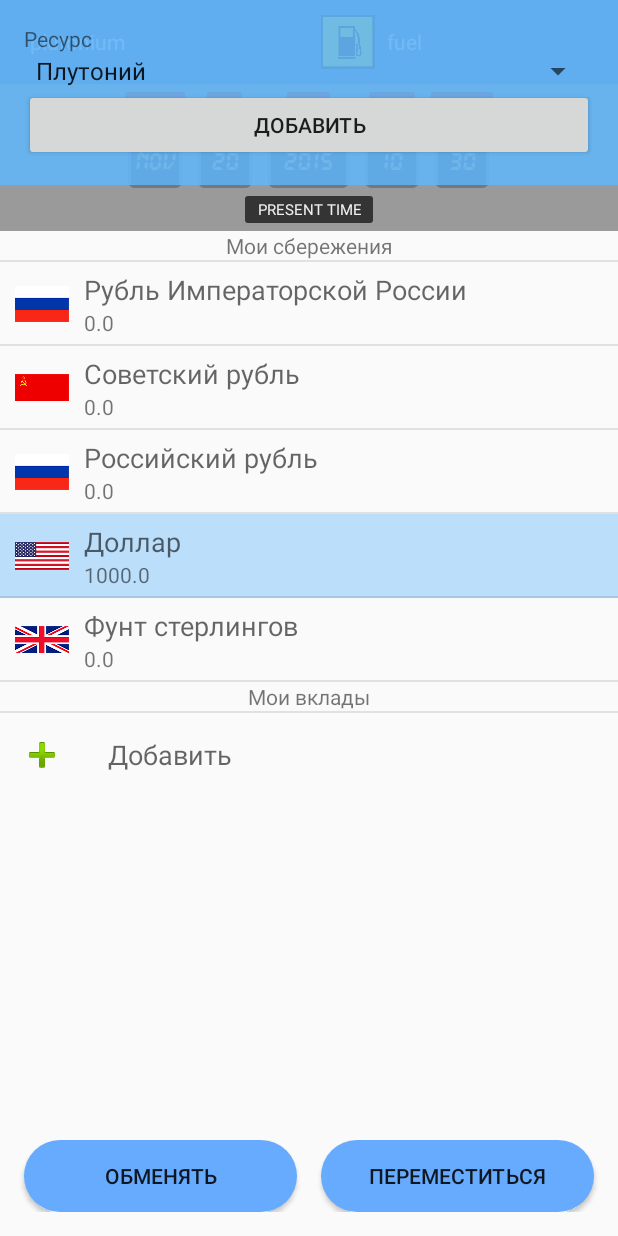
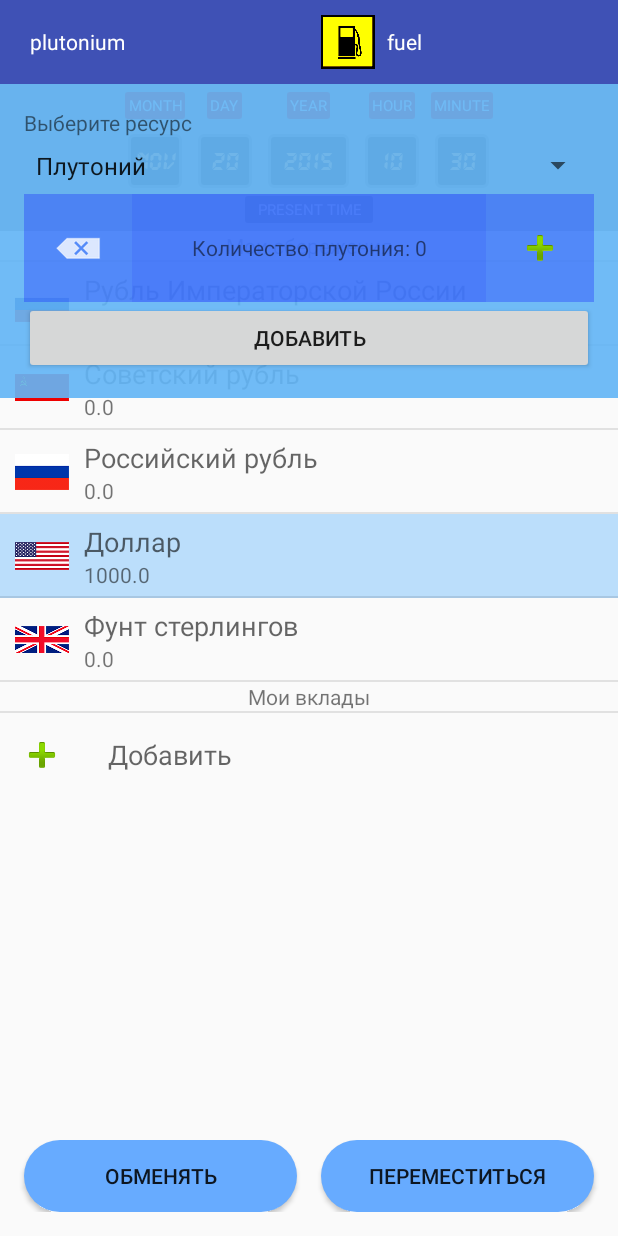
Before and after one commit to BttfCurrencyExchangeTeam/BttfCurrencyExchange, an Android app: the MainActivity screen opened directly, with no data from a screen before it, after a tap on "plutonium", on a phone screen of 412 x 824 dp. Run offline under Robolectric (Android 15) with nearby library versions, the phone set to English and light mode, and no system bars.

Commit message:
Сравнение годов по миллисекундам во вкладах; рабочий интерфейс добавления ресурсов; форматирование даты создания вклада

```diff
--- a/app/src/main/java/com/tixon/backtothefutureexchange/Bank.java
+++ b/app/src/main/java/com/tixon/backtothefutureexchange/Bank.java
@@ -296,6 +296,12 @@ public class Bank implements OnCurrencyChangedListener {
         return resultList;
     }
 
+    public void clearDeposits() {
+        if(this.deposits != null) {
+            this.deposits.clear();
+        }
+    }
+
     @Override
     public void onCurrencyChanged(int currency) {
         setCurrency(currency);
--- a/app/src/main/java/com/tixon/backtothefutureexchange/Constants.java
+++ b/app/src/main/java/com/tixon/backtothefutureexchange/Constants.java
@@ -32,4 +32,6 @@ public class Constants {
     public static final long DEC_1922_22 = -1484092800000L;
     public static final long JAN_1998_1 = 883612800000L;
     public static final long DEC_2045_31 = 2398291200000L;
+
+    public static final long ONE_YEAR = 60 * 60 * 24 * 365;
 }
--- a/app/src/main/java/com/tixon/backtothefutureexchange/DepositRecyclerAdapter.java
+++ b/app/src/main/java/com/tixon/backtothefutureexchange/DepositRecyclerAdapter.java
@@ -11,8 +11,10 @@ import android.widget.LinearLayout;
 import android.widget.RelativeLayout;
 import android.widget.TextView;
 
+import java.text.SimpleDateFormat;
 import java.util.ArrayList;
 import java.util.Calendar;
+import java.util.Date;
 
 public class DepositRecyclerAdapter extends RecyclerView.Adapter<DepositRecyclerAdapter.DepositViewHolder> {
 
@@ -73,6 +75,9 @@ public class DepositRecyclerAdapter extends RecyclerView.Adapter<DepositRecycler
             double initValue = deposits.get(position).getInitValue();
             final double currentValue = deposits.get(position).getValue(currentTime);
             double income = currentValue - initValue;
+            Date initDate = new Date(deposits.get(position).getInitTime());
+            String dateFormatString = "dd.MM.yyyy 'в' hh:mm";
+            SimpleDateFormat dateFormat = new SimpleDateFormat(dateFormatString);
 
             final Calendar currentCalendar  = Calendar.getInstance();
             currentCalendar.setTimeInMillis(currentTime);
@@ -80,6 +85,7 @@ public class DepositRecyclerAdapter extends RecyclerView.Adapter<DepositRecycler
             holder.tvName.setText(name + " (" + interest + "%)");
             holder.tvInitValue.setText(holder.context.getResources()
                     .getString(R.string.deposit_item_initial_value) + " " + String.valueOf(initValue));
+            holder.tvInitTime.setText(holder.context.getResources().getString(R.string.deposit_item_initial_time) + " " + dateFormat.format(initDate));
             holder.tvCurrentValue.setText(holder.context.getResources()
                     .getString(R.string.deposit_item_current_value) + " " + String.valueOf(currentValue));
             holder.tvIncome.setText(holder.context.getResources()
--- a/app/src/main/java/com/tixon/backtothefutureexchange/FragmentResources.java
+++ b/app/src/main/java/com/tixon/backtothefutureexchange/FragmentResources.java
@@ -9,16 +9,22 @@ import android.view.ViewGroup;
 import android.widget.AdapterView;
 import android.widget.ArrayAdapter;
 import android.widget.Button;
+import android.widget.ImageView;
 import android.widget.Spinner;
+import android.widget.TextView;
 
-public class FragmentResources extends Fragment {
+public class FragmentResources extends Fragment implements View.OnClickListener {
 
     Spinner selector;
     ArrayAdapter<?> selectorAdapter;
     Button buttonAdd;
+    ImageView ivLess, ivMore;
+    TextView tv;
 
     Delorean delorean;
     Purse purse;
+
+    private int plutoniumNumber = 0, fuelNumber = 0;
 
     private int selectedResourcePosition;
 
@@ -38,6 +44,9 @@ public class FragmentResources extends Fragment {
         View v = inflater.inflate(R.layout.fragment_add_resources, container, false);
         buttonAdd = (Button) v.findViewById(R.id.resources_fragment_button_add);
         selector = (Spinner) v.findViewById(R.id.resources_fragment_spinner);
+        ivLess = (ImageView) v.findViewById(R.id.iv_resources_less);
+        ivMore = (ImageView) v.findViewById(R.id.iv_resources_more);
+        tv = (TextView) v.findViewById(R.id.tv_resources);
         //create spinner adapter
         selectorAdapter = ArrayAdapter.createFromResource(container.getContext(), R.array.resources_names, android.R.layout.simple_spinner_item);
         selectorAdapter.setDropDownViewResource(android.R.layout.simple_spinner_dropdown_item);
@@ -50,6 +59,14 @@ public class FragmentResources extends Fragment {
             @Override
             public void onItemSelected(AdapterView<?> parent, View view, int position, long id) {
                 selectedResourcePosition = position;
+                switch (position) {
+                    case 0:
+                        tv.setText("Количество плутония: " + plutoniumNumber);
+                        break;
+                    case 1:
+                        tv.setText("Количество топлива: " + fuelNumber);
+                        break;
+                }
             }
 
             @Override
@@ -57,10 +74,18 @@ public class FragmentResources extends Fragment {
 
             }
         });
-        //button on click listener
-        buttonAdd.setOnClickListener(new View.OnClickListener() {
-            @Override
-            public void onClick(View v) {
+
+        ivLess.setOnClickListener(this);
+        ivMore.setOnClickListener(this);
+        buttonAdd.setOnClickListener(this);
+        return v;
+    }
+
+    @Override
+    public void onClick(View v) {
+        switch (v.getId()) {
+            case R.id.resources_fragment_button_add:
+
                 switch (selectedResourcePosition) {
                     case 0:
                         break;
@@ -68,8 +93,34 @@ public class FragmentResources extends Fragment {
                         break;
                     default: break;
                 }
-            }
-        });
-        return v;
+
+                break;
+            case R.id.iv_resources_less:
+                switch (selectedResourcePosition) {
+                    case 0:
+                        plutoniumNumber--;
+                        tv.setText("Количество плутония: " + plutoniumNumber);
+                        break;
+                    case 1:
+                        fuelNumber--;
+                        tv.setText("Количество топлива: " + fuelNumber);
+                        break;
+                    default: break;
+                }
+                break;
+            case R.id.iv_resources_more:
+                switch (selectedResourcePosition) {
+                    case 0:
+                        plutoniumNumber++;
+                        tv.setText("Количество плутония: " + plutoniumNumber);
+                        break;
+                    case 1:
+                        fuelNumber++;
+                        tv.setText("Количество топлива: " + fuelNumber);
+                        break;
+                    default: break;
+                }
+                break;
+        }
     }
 }
--- a/app/src/main/java/com/tixon/backtothefutureexchange/MainActivity.java
+++ b/app/src/main/java/com/tixon/backtothefutureexchange/MainActivity.java
@@ -36,8 +36,8 @@ public class MainActivity extends AppCompatActivity implements
     RelativeLayout purseHeader;
     LinearLayout mainToolbar;
     ControlPanelItem mainPresentTimePanel; //панель времени, показывает, когда мы в данный момент
+    RecyclerView purseRecyclerView, depositsRecyclerView;
 
-    RecyclerView purseRecyclerView, depositsRecyclerView;
     LinearLayoutManager purseLayoutManager, depositsLayoutManager;
     PurseItemsRecyclerAdapter purseAdapter;
     DepositRecyclerAdapter depositsAdapter;
@@ -93,12 +93,13 @@ public class MainActivity extends AppCompatActivity implements
 
         initViews();
 
-        //                 установка и настройка адаптеров
+        // установка и настройка адаптеров
 
         purseAdapter = new PurseItemsRecyclerAdapter(this, purse.getPurse(), presentTime);
         //добавление слушателей об изменении валюты в MainActivity -> purseAdapter
         purseAdapter.addOnCurrencyChangedListener(bank);
         purseAdapter.addOnCurrencyChangedListener(fragmentChange);
+
         purseAdapter.selectCurrency(bank.getCurrency(), presentTime);
 
         purseRecyclerView.setAdapter(purseAdapter);
@@ -109,14 +110,12 @@ public class MainActivity extends AppCompatActivity implements
 
         depositsAdapter = new DepositRecyclerAdapter(bank.getDeposits(presentTime), presentTime);
         depositsRecyclerView.setAdapter(depositsAdapter);
-        depositsRecyclerView.getLayoutParams().height = getResources()
-                .getDimensionPixelSize(R.dimen.deposit_item_height) * bank.getDeposits(presentTime).size()
-                + getResources().getDimensionPixelSize(R.dimen.deposit_add_item_height);
+        updateDepositsRecyclerHeight(presentTime);
         depositsRecyclerView.setHasFixedSize(true);
         depositsAdapter.setOnAddDepositListener(this);
         depositsAdapter.setOnMoneyWithdrawListener(this);
 
-        //        создание или продолжение игры
+        //создание или продолжение игры
 
         Intent fromMainMenu = getIntent();
         switch (fromMainMenu.getIntExtra(Constants.KEY_NEW_OR_CONTINUE, Constants.KEY_NEW)) {
@@ -125,30 +124,40 @@ public class MainActivity extends AppCompatActivity implements
                 currentSystemTime = System.currentTimeMillis();
                 String savedGameName = "my_new_game " + currentSystemTime;
                 saveTime(currentSystemTime);
+                bank.clearDeposits();
 
                 //формирование записей базы данных для сохранения игры
+                //сохранение системного времени как ключа
                 dbHelper.addSavedGame(db, currentSystemTime, savedGameName);
+                //удалить вклады
+                dbHelper.deleteDeposits(db);
+                //добавить вклады
                 dbHelper.addDeposits(db, bank.getDeposits(currentSystemTime), currentSystemTime);
+                //добавить личные сбережения
                 dbHelper.addPurse(db, purse.getPurse(), currentSystemTime);
+                //добавить общую информацию
                 dbHelper.addGeneralData(db, calendarPresent.getTimeInMillis(),
                         calendarDestination.getTimeInMillis(), calendarLast.getTimeInMillis(),
                         bank.getCurrency(), currentSystemTime);
                 break;
             case Constants.KEY_CONTINUE:
-                long savedTime;
+                long savedTime = getSavedTime();
                 Bundle generalInfoBundle;
-                savedTime = getSavedTime();
+                //считать вклады
                 bank.setDepositsFromDatabase(dbHelper.readDeposits(db, savedTime));
+                //считать сбережения
                 dbHelper.readPurse(db, purse, savedTime);
+                //считать общую информацию
                 generalInfoBundle = dbHelper.readGeneralInfo(db, savedTime);
-                //setTimes
+                //установить игровое время
                 calendarDestination.setTimeInMillis(generalInfoBundle.getLong(Constants.BUNDLE_DB_TIME_DESTINATION));
                 calendarPresent.setTimeInMillis(generalInfoBundle.getLong(Constants.BUNDLE_DB_TIME_PRESENT));
                 calendarLast.setTimeInMillis(generalInfoBundle.getLong(Constants.BUNDLE_DB_TIME_LAST_DEPARTED));
-                //setCurrencySelection
+                //установить выбранную валюту
                 bank.setCurrency(generalInfoBundle.getInt(Constants.BUNDLE_DB_CURRENCY_SELECTED));
                 purseAdapter.selectCurrency(bank.getCurrency(), calendarPresent.getTimeInMillis());
-                purseAdapter.notifyDataSetChanged();
+
+                updateDepositsRecyclerHeight(savedTime);
 
                 //update purse adapter time
                 purseAdapter.updateTime(calendarPresent.getTimeInMillis());
@@ -163,13 +172,15 @@ public class MainActivity extends AppCompatActivity implements
         addDepositFragment = AddDepositFragment.newInstance(bank, purse, calendarPresent.getTimeInMillis());
         fragmentResources = FragmentResources.newInstance();
 
-        addDepositFragment.addOnDepositAddListener(this); //слушатель на кнопку создания депозита
+        //слушатели на нажатие кнопки создания депозита
+        addDepositFragment.addOnDepositAddListener(this);
         addDepositFragment.addOnDepositAddListener(purse);
 
-        addDepositFragment.setOnMoneyChangedListener(this); //слушатель изменения значения денег
+        //слушатель изменения значения денег
+        addDepositFragment.setOnMoneyChangedListener(this);
     }
 
-    //                  сохранение игры
+    //сохранение игры в onStop
     @Override
     protected void onStop() {
         super.onStop();
@@ -246,7 +257,7 @@ public class MainActivity extends AppCompatActivity implements
                     //update deposits adapter time
                     depositsAdapter.updateCurrentTime(calendarPresent.getTimeInMillis());
                     depositsAdapter.updateDeposits(bank.getDeposits(calendarPresent.getTimeInMillis()));
-                    updateDepositsRecyclerHeight();
+                    updateDepositsRecyclerHeight(calendarPresent.getTimeInMillis());
                     //update purse adapter time
                     purseAdapter.updateTime(calendarPresent.getTimeInMillis());
                     //update time for add deposit fragment
@@ -302,7 +313,6 @@ public class MainActivity extends AppCompatActivity implements
         /*tvMoney.setText(bank.getCurrencySymbol() + String.valueOf((int) purse
                 .getMoney(bank.getCurrency(), calendarPresent.get(Calendar.YEAR))));*/
         purseAdapter.selectCurrency(bank.getCurrency(), calendarPresent.getTimeInMillis());
-        purseAdapter.notifyDataSetChanged();
     }
 
     @Override
@@ -322,22 +332,24 @@ public class MainActivity extends AppCompatActivity implements
     @Override
     public void onDepositAdd(double howMuch, int currencyIndex, int year) {
         depositsAdapter.updateDeposits(bank.getDeposits(calendarPresent.getTimeInMillis()));
-        updateDepositsRecyclerHeight();
+        updateDepositsRecyclerHeight(mainPresentTimePanel.getDate().getTimeInMillis());
 
     }
 
-    private void updateDepositsRecyclerHeight() {
+    //обновление высоты recyclerView для вкладов
+    private void updateDepositsRecyclerHeight(long time) {
         depositsRecyclerView.getLayoutParams().height = getResources()
                 .getDimensionPixelSize(R.dimen.deposit_item_height) *
-                bank.getDeposits(mainPresentTimePanel.getDate().getTimeInMillis()).size()
+                bank.getDeposits(time).size()
                 + getResources().getDimensionPixelSize(R.dimen.deposit_add_item_height);
         depositsRecyclerView.setHasFixedSize(true);
+        depositsAdapter.notifyDataSetChanged();
     }
 
     @Override
     public void onMoneyWithdraw(int money, int currencyTo, int year) {
-        //снятие денег с депозита
-        updateDepositsRecyclerHeight();
+        //снятие денег с вклада
+        updateDepositsRecyclerHeight(mainPresentTimePanel.getDate().getTimeInMillis());
         purse.add(money, currencyTo, year);
         purseAdapter.notifyDataSetChanged();
     }
@@ -352,7 +364,7 @@ public class MainActivity extends AppCompatActivity implements
                 .commit();
     }
 
-    //сохранение и восстановление системного времени для сохранения и продолжения игры
+    //функции сохранения и восстановления системного времени для сохранения и продолжения игры
 
     void saveTime(long time) {
         sp = getPreferences(MODE_PRIVATE);
--- a/app/src/main/res/layout/activity_main.xml
+++ b/app/src/main/res/layout/activity_main.xml
@@ -1,13 +1,10 @@
 <?xml version="1.0" encoding="utf-8"?>
-<FrameLayout xmlns:android="http://schemas.android.com/apk/res/android"
+<LinearLayout xmlns:android="http://schemas.android.com/apk/res/android"
     xmlns:tools="http://schemas.android.com/tools"
-    android:id="@+id/main_container"
     android:layout_width="match_parent"
-    android:layout_height="match_parent">
+    android:layout_height="match_parent"
+    android:orientation="vertical">
 
-    <RelativeLayout
-        android:layout_width="match_parent"
-        android:layout_height="match_parent">
     <LinearLayout
         android:orientation="horizontal"
         android:padding="4dp"
@@ -99,9 +96,18 @@
         </RelativeLayout>
     </LinearLayout>
 
+    <FrameLayout
+        android:id="@+id/main_container"
+        android:layout_width="match_parent"
+        android:layout_height="match_parent">
+
+        <RelativeLayout
+            android:layout_width="match_parent"
+            android:layout_height="match_parent">
+
             <ScrollView
                 android:id="@+id/main_scroll_view"
-            android:layout_below="@+id/main_toolbar"
+                android:layout_alignParentTop="true"
                 android:layout_above="@+id/main_buttons_layout"
                 android:layout_width="match_parent"
                 android:layout_height="match_parent">
@@ -178,3 +184,4 @@
         </RelativeLayout>
 
     </FrameLayout>
+</LinearLayout>
--- a/app/src/main/res/layout/fragment_add_resources.xml
+++ b/app/src/main/res/layout/fragment_add_resources.xml
@@ -1,5 +1,6 @@
 <?xml version="1.0" encoding="utf-8"?>
 <RelativeLayout xmlns:android="http://schemas.android.com/apk/res/android"
+    xmlns:tools="http://schemas.android.com/tools"
     android:layout_width="match_parent"
     android:layout_height="match_parent">
 
@@ -15,12 +16,50 @@
             android:layout_width="match_parent"
             android:layout_height="wrap_content"
             android:gravity="left"
-            android:text="Ресурс"/>
+            android:text="Выберите ресурс"/>
 
         <Spinner
             android:id="@+id/resources_fragment_spinner"
             android:layout_width="match_parent"
-            android:layout_height="wrap_content" />
+            android:layout_height="wrap_content"
+            android:paddingTop="8dp"
+            android:paddingBottom="8dp" />
+
+        <RelativeLayout
+            android:layout_width="match_parent"
+            android:layout_height="72dp">
+            <ImageView
+                android:id="@+id/iv_resources_less"
+                android:src="@android:drawable/ic_input_delete"
+                android:background="#400f"
+                android:scaleType="center"
+                android:layout_width="72dp"
+                android:layout_height="72dp"
+                android:layout_alignParentLeft="true"
+                android:layout_alignParentStart="true"
+                tools:ignore="ContentDescription"/>
+            <TextView
+                tools:text="Количество плутония: 5"
+                android:id="@+id/tv_resources"
+                android:background="#500f"
+                android:gravity="center"
+                android:layout_width="match_parent"
+                android:layout_height="match_parent"
+                android:layout_toRightOf="@+id/iv_resources_less"
+                android:layout_toEndOf="@+id/iv_resources_less"
+                android:layout_toLeftOf="@+id/iv_resources_more"
+                android:layout_toStartOf="@+id/iv_resources_more"/>
+            <ImageView
+                android:id="@+id/iv_resources_more"
+                android:src="@android:drawable/ic_input_add"
+                android:background="#400f"
+                android:scaleType="center"
+                android:layout_width="72dp"
+                android:layout_height="72dp"
+                android:layout_alignParentRight="true"
+                android:layout_alignParentEnd="true"
+                tools:ignore="ContentDescription"/>
+        </RelativeLayout>
 
         <Button
             android:id="@+id/resources_fragment_button_add"
```
Also changed, not shown: app/src/main/java/com/tixon/backtothefutureexchange/Deposit.java (+19 -10 lines), app/src/main/res/values/strings.xml (+16 -0 lines). Lines whose indentation alone changed are shown as unchanged.
